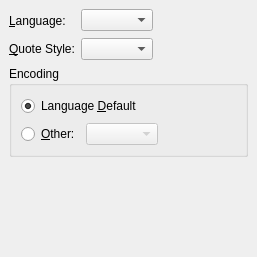
First picture: the form in src/frontends/qt4/ui/LanguageUi.ui, repository cburschka/lyx, before the edit.
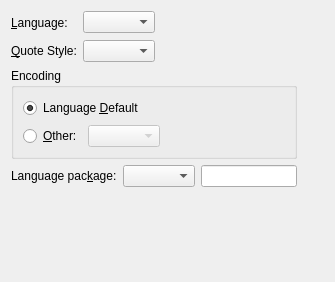
Second picture: the form after the edit.

Commit message:
* Allow to set language package on a per-document basis (fixes bug 2909).
File format change. Commit approved by Pavel on trac.

The edit to the form file:
```diff
--- a/src/frontends/qt4/ui/LanguageUi.ui
+++ b/src/frontends/qt4/ui/LanguageUi.ui
@@ -1,42 +1,82 @@
 <ui version="4.0" >
  <class>LanguageUi</class>
- <widget class="QWidget" name="LanguageUi" >
-  <property name="geometry" >
+ <widget class="QWidget" name="LanguageUi">
+  <property name="geometry">
    <rect>
     <x>0</x>
     <y>0</y>
-    <width>257</width>
-    <height>257</height>
+    <width>335</width>
+    <height>282</height>
    </rect>
   </property>
   <property name="windowTitle" >
    <string/>
   </property>
-  <layout class="QGridLayout" >
-   <property name="margin" >
-    <number>9</number>
-   </property>
-   <property name="spacing" >
-    <number>6</number>
-   </property>
-   <item row="2" column="0" colspan="3" >
-    <widget class="QGroupBox" name="groupBox" >
-     <property name="title" >
+  <layout class="QGridLayout" name="gridLayout">
+   <item row="0" column="0">
+    <widget class="QLabel" name="languageL">
+     <property name="text">
+      <string>&amp;Language:</string>
+     </property>
+     <property name="buddy">
+      <cstring>languageCO</cstring>
+     </property>
+    </widget>
+   </item>
+   <item row="0" column="1">
+    <widget class="QComboBox" name="languageCO">
+     <property name="maxVisibleItems">
+      <number>20</number>
+     </property>
+    </widget>
+   </item>
+   <item row="0" column="2">
+    <spacer>
+     <property name="orientation">
+      <enum>Qt::Horizontal</enum>
+     </property>
+     <property name="sizeType">
+      <enum>QSizePolicy::MinimumExpanding</enum>
+     </property>
+     <property name="sizeHint" stdset="0">
+      <size>
+       <width>71</width>
+       <height>23</height>
+      </size>
+     </property>
+    </spacer>
+   </item>
+   <item row="1" column="0">
+    <widget class="QLabel" name="typeL">
+     <property name="text">
+      <string>&amp;Quote Style:</string>
+     </property>
+     <property name="buddy">
+      <cstring>quoteStyleCO</cstring>
+     </property>
+    </widget>
+   </item>
+   <item row="1" column="1">
+    <widget class="QComboBox" name="quoteStyleCO"/>
+   </item>
+   <item row="2" column="0" colspan="3">
+    <widget class="QGroupBox" name="groupBox">
+     <property name="title">
       <string>Encoding</string>
      </property>
      <property name="flat" >
       <bool>true</bool>
      </property>
-     <layout class="QGridLayout" >
-      <property name="margin" >
+     <layout class="QGridLayout">
+      <property name="margin">
        <number>9</number>
       </property>
-      <property name="spacing" >
+      <property name="spacing">
        <number>6</number>
       </property>
-      <item row="0" column="0" colspan="2" >
-       <widget class="QRadioButton" name="defaultencodingRB" >
-        <property name="text" >
+      <item row="0" column="0" colspan="2">
+       <widget class="QRadioButton" name="defaultencodingRB">
+        <property name="text">
          <string>Language &amp;Default</string>
         </property>
         <property name="checked" >
@@ -44,12 +84,12 @@
         </property>
        </widget>
       </item>
-      <item row="0" column="2" >
+      <item row="0" column="2">
        <spacer>
         <property name="orientation" >
          <enum>Qt::Horizontal</enum>
         </property>
-        <property name="sizeHint" >
+        <property name="sizeHint" stdset="0">
          <size>
           <width>81</width>
           <height>22</height>
@@ -57,16 +97,16 @@
         </property>
        </spacer>
       </item>
-      <item row="1" column="0" >
-       <widget class="QRadioButton" name="otherencodingRB" >
-        <property name="text" >
+      <item row="1" column="0">
+       <widget class="QRadioButton" name="otherencodingRB">
+        <property name="text">
          <string>&amp;Other:</string>
         </property>
        </widget>
       </item>
-      <item row="1" column="1" >
-       <widget class="QComboBox" name="encodingCO" >
-        <property name="enabled" >
+      <item row="1" column="1">
+       <widget class="QComboBox" name="encodingCO">
+        <property name="enabled">
          <bool>false</bool>
         </property>
         <property name="duplicatesEnabled" >
@@ -77,53 +117,48 @@
      </layout>
     </widget>
    </item>
-   <item row="0" column="2" >
-    <spacer>
-     <property name="orientation" >
+   <item row="3" column="0" colspan="3">
+    <layout class="QHBoxLayout" name="horizontalLayout">
+     <item>
+      <widget class="QLabel" name="languagePackageLA">
+       <property name="text">
+        <string>Language pac&amp;kage:</string>
+       </property>
+       <property name="buddy">
+        <cstring>languagePackageCO</cstring>
+       </property>
+      </widget>
+     </item>
+     <item>
+      <widget class="QComboBox" name="languagePackageCO">
+       <property name="toolTip">
+        <string>Select which language package LyX should use</string>
+       </property>
+      </widget>
+     </item>
+     <item>
+      <widget class="QLineEdit" name="languagePackageED">
+       <property name="toolTip">
+        <string>Enter the command to load the language package (default: babel)</string>
+       </property>
+      </widget>
+     </item>
+    </layout>
+   </item>
+   <item row="3" column="3">
+    <spacer name="horizontalSpacer">
+     <property name="orientation">
       <enum>Qt::Horizontal</enum>
      </property>
-     <property name="sizeType" >
-      <enum>QSizePolicy::MinimumExpanding</enum>
-     </property>
-     <property name="sizeHint" >
+     <property name="sizeHint" stdset="0">
       <size>
-       <width>71</width>
-       <height>23</height>
+       <width>38</width>
+       <height>20</height>
       </size>
      </property>
     </spacer>
    </item>
-   <item row="0" column="0" >
-    <widget class="QLabel" name="languageL" >
-     <property name="text" >
-      <string>&amp;Language:</string>
-     </property>
-     <property name="buddy" >
-      <cstring>languageCO</cstring>
-     </property>
-    </widget>
-   </item>
-   <item row="1" column="0" >
-    <widget class="QLabel" name="typeL" >
-     <property name="text" >
-      <string>&amp;Quote Style:</string>
-     </property>
-     <property name="buddy" >
-      <cstring>quoteStyleCO</cstring>
-     </property>
-    </widget>
-   </item>
-   <item row="1" column="1" >
-    <widget class="QComboBox" name="quoteStyleCO" />
-   </item>
-   <item row="0" column="1" >
-    <widget class="QComboBox" name="languageCO" >
-     <property name="maxVisibleItems" >
-      <number>20</number>
-     </property>
-    </widget>
-   </item>
-   <item row="3" column="1" >
+   <item row="4" column="1">
     <spacer>
      <property name="orientation" >
       <enum>Qt::Vertical</enum>
```
Left out of the diff: 24 changed lines with no effect on the pictures. The commit also changes 8 other files.
